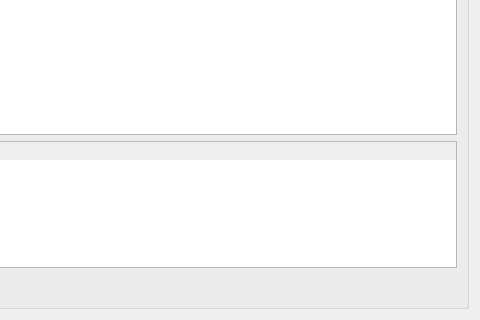
Old version of the form braphy/gui/ui_files/group_averages_widget.ui in the repository softmatterlab/Braph-2.0-Python; both pictures show x 398 to 878 and y 480 to 800 of the 878 by 800 pixel window.
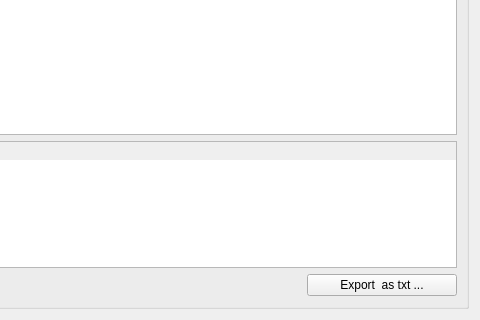
New version of the form.

Commit message: Add ability to save comparison as txt

Patch:
```diff
--- a/braphy/gui/ui_files/group_averages_widget.ui
+++ b/braphy/gui/ui_files/group_averages_widget.ui
@@ -110,6 +110,31 @@
           </property>
          </spacer>
         </item>
+        <item>
+         <widget class="QPushButton" name="btnExportTxt">
+          <property name="sizePolicy">
+           <sizepolicy hsizetype="Fixed" vsizetype="Fixed">
+            <horstretch>0</horstretch>
+            <verstretch>0</verstretch>
+           </sizepolicy>
+          </property>
+          <property name="minimumSize">
+           <size>
+            <width>150</width>
+            <height>0</height>
+           </size>
+          </property>
+          <property name="maximumSize">
+           <size>
+            <width>150</width>
+            <height>16777215</height>
+           </size>
+          </property>
+          <property name="text">
+           <string>Export  as txt ...</string>
+          </property>
+         </widget>
+        </item>
        </layout>
       </item>
      </layout>
```
The commit also changes 1 other file.
